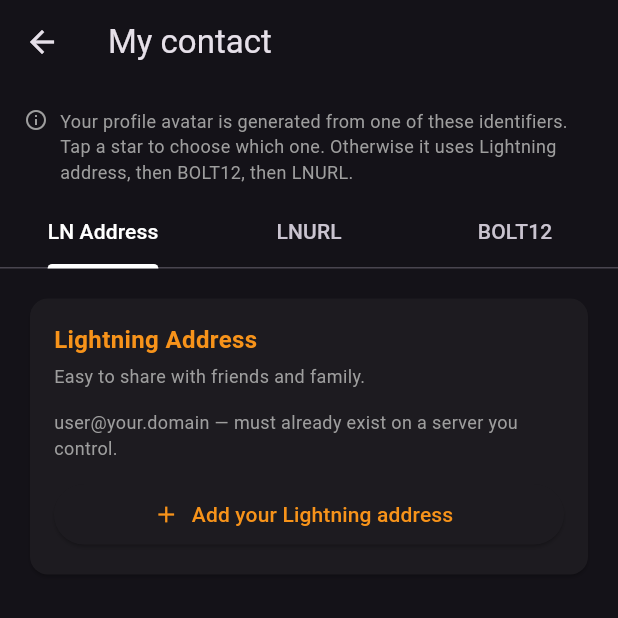
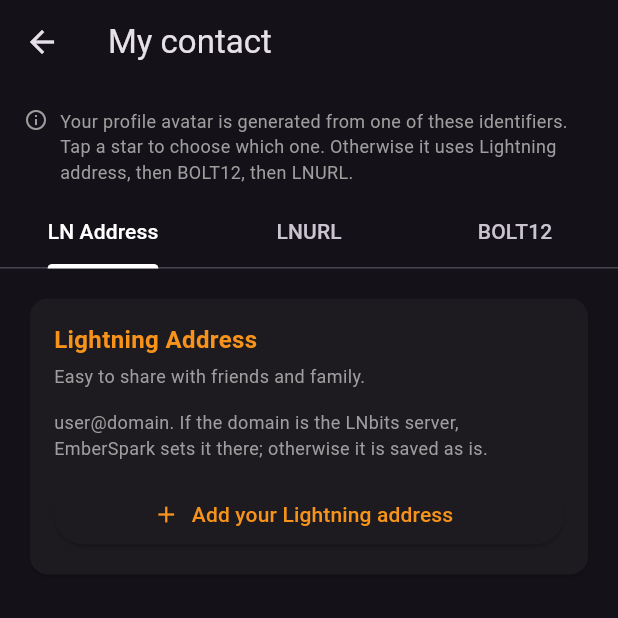
Before and after one commit to TrepnickKev/EmberSpark, a Flutter app: the MyContactScreen screen opened directly, on a phone screen of 412 x 824 dp, the top half of it. Run offline on Flutter 3.47's test engine with Material 3 defaults, Android fonts, the phone set to English and light mode, and no system bars; our stand-ins replace app_links, flutter_secure_storage, image_picker, local_auth, package_info_plus, qr_flutter and 1 more; missing offline and left inert: bech32, flutter_file_dialog, mobile_scanner, nfc_manager, pointycastle, random_avatar; accounts and stored records are empty; network calls fail.

Commit message:
➕Added Lightning Address support: adopt an existing LNURLp username on wallet setup, and change it on the server from My Contact ⭐Reworded the Lightning Address hint and dropped "your" from "LNbits server" app wide ⛔Fixed per-character text selection/editing in the My Contact edit field on Android

```diff
--- a/lib/l10n/app_de.arb
+++ b/lib/l10n/app_de.arb
@@ -241,7 +241,7 @@
   "error503": "LNbits ist vorübergehend nicht verfügbar.",
   "error520": "LNbits hat kein Lightning-Backend konfiguriert (VoidWallet). Verbinde einen Lightning-Node unter LNbits → Server → Funding.",
   "errorInsufficientFunds": "Nicht genug Sats in deiner Wallet für diese Zahlung.",
-  "errorLnurlInsecureCallback": "Dein LNbits-Server hat eine unsichere (http://) Callback-URL zurückgegeben. Wahrscheinlich steht LNbits hinter einem Reverse Proxy und kennt seine öffentliche HTTPS-Adresse nicht. Setze auf dem LNbits-Server LNBITS_BASE_URL=https://dein-host in der .env und starte ihn neu. Alternativ konfiguriere den Proxy so, dass X-Forwarded-Proto: https weitergereicht wird.",
+  "errorLnurlInsecureCallback": "Der LNbits-Server hat eine unsichere (http://) Callback-URL zurückgegeben. Wahrscheinlich steht LNbits hinter einem Reverse Proxy und kennt seine öffentliche HTTPS-Adresse nicht. Setze auf dem LNbits-Server LNBITS_BASE_URL=https://dein-host in der .env und starte ihn neu. Alternativ konfiguriere den Proxy so, dass X-Forwarded-Proto: https weitergereicht wird.",
   "errorServerGeneric": "Serverfehler ({code}).",
   "lnurlAuthErrorKeyInUse": "Dieser Authentifizierungsschlüssel wird bereits für diese Seite verwendet. Warte einen Moment und versuche es erneut oder lade den Login-QR neu.",
   "lnurlAuthErrorInvalidSignature": "Die Seite hat die Authentifizierungssignatur abgelehnt. Bitte erneut versuchen.",
@@ -260,7 +260,7 @@
   "myContactBolt12Section": "BOLT12-Angebot",
   "myContactAddLnAddress": "Lightning-Adresse hinzufügen",
   "myContactAddBolt12": "BOLT12-Angebot hinzufügen",
-  "myContactLnAddressHint": "user@deine.domain — muss bereits auf einem von dir kontrollierten Server existieren.",
+  "myContactLnAddressHint": "user@domain. Liegt die Domain auf dem LNbits-Server, legt EmberSpark sie dort an; sonst wird sie unverändert gespeichert.",
   "myContactBolt12Hint": "lno1… — füge das Angebot ein, das dein Lightning-Node erstellt hat.",
   "myContactInvalidLnAddress": "Keine gültige Lightning-Adresse.",
   "myContactInvalidBolt12": "Kein gültiges BOLT12-Angebot.",
@@ -270,11 +270,12 @@
   "myContactAutoGenerate": "Automatisch erstellen",
   "myContactLnurlpSection": "LNURL-Pay-Link",
   "myContactAddLnurlp": "LNURL-Pay-Link hinzufügen",
-  "myContactLnurlpHint": "lnurl1… — füge einen Link ein oder erstelle einen automatisch über deinen LNbits-Server.",
+  "myContactLnurlpHint": "lnurl1… — füge einen Link ein oder erstelle einen automatisch über den LNbits-Server.",
   "myContactInvalidLnurlp": "Kein gültiger LNURL-Pay-Link.",
   "myContactGenerating": "Wird erstellt …",
-  "myContactLnurlpExtensionMissing": "Auf deinem LNbits-Server ist die LNURL-Pay-Erweiterung nicht installiert.",
-  "myContactBolt12ExtensionMissing": "Auf deinem LNbits-Server ist keine BOLT12-Erweiterung installiert, oder dein Lightning-Node unterstützt BOLT12 nicht.",
+  "myContactLnurlpExtensionMissing": "Auf dem LNbits-Server ist die LNURL-Pay-Erweiterung nicht installiert.",
+  "myContactLnAddressServerUpdated": "Lightning-Adresse auf dem Server aktualisiert.",
+  "myContactBolt12ExtensionMissing": "Auf dem LNbits-Server ist keine BOLT12-Erweiterung installiert, oder dein Lightning-Node unterstützt BOLT12 nicht.",
   "myContactAvatarPriority": "Dein Profil-Avatar wird aus einer dieser Kennungen erzeugt. Tippe auf einen Stern, um auszuwählen, welche. Sonst gilt: Lightning-Adresse, dann BOLT12, dann LNURL.",
   "myContactSetDefault": "Als Standard-Identität festlegen",
   "myContactUnsetDefault": "Als Standard-Identität entfernen",
--- a/lib/l10n/app_en.arb
+++ b/lib/l10n/app_en.arb
@@ -268,7 +268,7 @@
   "error503": "LNbits is temporarily unavailable.",
   "error520": "LNbits has no Lightning backend configured (VoidWallet). Connect a Lightning node in LNbits → Server → Funding.",
   "errorInsufficientFunds": "Not enough sats in your wallet for this payment.",
-  "errorLnurlInsecureCallback": "Your LNbits server returned an insecure (http://) callback URL. This usually means LNbits sits behind a reverse proxy and doesn't know its public HTTPS address. On the LNbits host, set LNBITS_BASE_URL=https://your-host in .env and restart. Alternatively, configure the proxy to pass X-Forwarded-Proto: https.",
+  "errorLnurlInsecureCallback": "The LNbits server returned an insecure (http://) callback URL. This usually means LNbits sits behind a reverse proxy and doesn't know its public HTTPS address. On the LNbits host, set LNBITS_BASE_URL=https://your-host in .env and restart. Alternatively, configure the proxy to pass X-Forwarded-Proto: https.",
   "errorServerGeneric": "Server error ({code}).",
   "@errorServerGeneric": { "placeholders": { "code": { "type": "String" } } },
   "lnurlAuthErrorKeyInUse": "This authentication key is already in use for this site. Wait a moment and try again, or reload the login QR.",
@@ -289,7 +289,7 @@
   "myContactBolt12Section": "BOLT12 offer",
   "myContactAddLnAddress": "Add your Lightning address",
   "myContactAddBolt12": "Add your BOLT12 offer",
-  "myContactLnAddressHint": "user@your.domain — must already exist on a server you control.",
+  "myContactLnAddressHint": "user@domain. If the domain is the LNbits server, EmberSpark sets it there; otherwise it is saved as is.",
   "myContactBolt12Hint": "lno1… — paste the offer your Lightning node generated.",
   "myContactInvalidLnAddress": "Not a valid Lightning address.",
   "myContactInvalidBolt12": "Not a valid BOLT12 offer.",
@@ -299,10 +299,11 @@
   "myContactAutoGenerate": "Auto-generate",
   "myContactLnurlpSection": "LNURL-pay link",
   "myContactAddLnurlp": "Add your LNURL-pay link",
-  "myContactLnurlpHint": "lnurl1… — paste your link or auto-generate one from your LNbits server.",
+  "myContactLnurlpHint": "lnurl1… — paste your link or auto-generate one from the LNbits server.",
   "myContactInvalidLnurlp": "Not a valid LNURL-pay link.",
   "myContactGenerating": "Generating…",
   "myContactLnurlpExtensionMissing": "LNbits doesn't have the LNURL-pay extension installed.",
+  "myContactLnAddressServerUpdated": "Lightning Address updated on the server.",
   "myContactBolt12ExtensionMissing": "LNbits doesn't have a BOLT12 extension installed, or your Lightning node doesn't support BOLT12.",
   "myContactAvatarPriority": "Your profile avatar is generated from one of these identifiers. Tap a star to choose which one. Otherwise it uses Lightning address, then BOLT12, then LNURL.",
   "myContactSetDefault": "Set as default identity",
--- a/lib/l10n/app_localizations.dart
+++ b/lib/l10n/app_localizations.dart
@@ -1445,7 +1445,7 @@ abstract class AppLocalizations {
   /// No description provided for @errorLnurlInsecureCallback.
   ///
   /// In en, this message translates to:
-  /// **'Your LNbits server returned an insecure (http://) callback URL. This usually means LNbits sits behind a reverse proxy and doesn\'t know its public HTTPS address. On the LNbits host, set LNBITS_BASE_URL=https://your-host in .env and restart. Alternatively, configure the proxy to pass X-Forwarded-Proto: https.'**
+  /// **'The LNbits server returned an insecure (http://) callback URL. This usually means LNbits sits behind a reverse proxy and doesn\'t know its public HTTPS address. On the LNbits host, set LNBITS_BASE_URL=https://your-host in .env and restart. Alternatively, configure the proxy to pass X-Forwarded-Proto: https.'**
   String get errorLnurlInsecureCallback;
 
   /// No description provided for @errorServerGeneric.
@@ -1547,7 +1547,7 @@ abstract class AppLocalizations {
   /// No description provided for @myContactLnAddressHint.
   ///
   /// In en, this message translates to:
-  /// **'user@your.domain — must already exist on a server you control.'**
+  /// **'user@domain. If the domain is the LNbits server, EmberSpark sets it there; otherwise it is saved as is.'**
   String get myContactLnAddressHint;
 
   /// No description provided for @myContactBolt12Hint.
@@ -1607,7 +1607,7 @@ abstract class AppLocalizations {
   /// No description provided for @myContactLnurlpHint.
   ///
   /// In en, this message translates to:
-  /// **'lnurl1… — paste your link or auto-generate one from your LNbits server.'**
+  /// **'lnurl1… — paste your link or auto-generate one from the LNbits server.'**
   String get myContactLnurlpHint;
 
   /// No description provided for @myContactInvalidLnurlp.
@@ -1627,6 +1627,12 @@ abstract class AppLocalizations {
   /// In en, this message translates to:
   /// **'LNbits doesn\'t have the LNURL-pay extension installed.'**
   String get myContactLnurlpExtensionMissing;
+
+  /// No description provided for @myContactLnAddressServerUpdated.
+  ///
+  /// In en, this message translates to:
+  /// **'Lightning Address updated on the server.'**
+  String get myContactLnAddressServerUpdated;
 
   /// No description provided for @myContactBolt12ExtensionMissing.
   ///
--- a/lib/l10n/app_localizations_de.dart
+++ b/lib/l10n/app_localizations_de.dart
@@ -767,7 +767,7 @@ class AppLocalizationsDe extends AppLocalizations {
 
   @override
   String get errorLnurlInsecureCallback =>
-      'Dein LNbits-Server hat eine unsichere (http://) Callback-URL zurückgegeben. Wahrscheinlich steht LNbits hinter einem Reverse Proxy und kennt seine öffentliche HTTPS-Adresse nicht. Setze auf dem LNbits-Server LNBITS_BASE_URL=https://dein-host in der .env und starte ihn neu. Alternativ konfiguriere den Proxy so, dass X-Forwarded-Proto: https weitergereicht wird.';
+      'Der LNbits-Server hat eine unsichere (http://) Callback-URL zurückgegeben. Wahrscheinlich steht LNbits hinter einem Reverse Proxy und kennt seine öffentliche HTTPS-Adresse nicht. Setze auf dem LNbits-Server LNBITS_BASE_URL=https://dein-host in der .env und starte ihn neu. Alternativ konfiguriere den Proxy so, dass X-Forwarded-Proto: https weitergereicht wird.';
 
   @override
   String errorServerGeneric(String code) {
@@ -827,7 +827,7 @@ class AppLocalizationsDe extends AppLocalizations {
 
   @override
   String get myContactLnAddressHint =>
-      'user@deine.domain — muss bereits auf einem von dir kontrollierten Server existieren.';
+      'user@domain. Liegt die Domain auf dem LNbits-Server, legt EmberSpark sie dort an; sonst wird sie unverändert gespeichert.';
 
   @override
   String get myContactBolt12Hint =>
@@ -859,7 +859,7 @@ class AppLocalizationsDe extends AppLocalizations {
 
   @override
   String get myContactLnurlpHint =>
-      'lnurl1… — füge einen Link ein oder erstelle einen automatisch über deinen LNbits-Server.';
+      'lnurl1… — füge einen Link ein oder erstelle einen automatisch über den LNbits-Server.';
 
   @override
   String get myContactInvalidLnurlp => 'Kein gültiger LNURL-Pay-Link.';
@@ -869,11 +869,15 @@ class AppLocalizationsDe extends AppLocalizations {
 
   @override
   String get myContactLnurlpExtensionMissing =>
-      'Auf deinem LNbits-Server ist die LNURL-Pay-Erweiterung nicht installiert.';
+      'Auf dem LNbits-Server ist die LNURL-Pay-Erweiterung nicht installiert.';
+
+  @override
+  String get myContactLnAddressServerUpdated =>
+      'Lightning-Adresse auf dem Server aktualisiert.';
 
   @override
   String get myContactBolt12ExtensionMissing =>
-      'Auf deinem LNbits-Server ist keine BOLT12-Erweiterung installiert, oder dein Lightning-Node unterstützt BOLT12 nicht.';
+      'Auf dem LNbits-Server ist keine BOLT12-Erweiterung installiert, oder dein Lightning-Node unterstützt BOLT12 nicht.';
 
   @override
   String get myContactAvatarPriority =>
--- a/lib/l10n/app_localizations_en.dart
+++ b/lib/l10n/app_localizations_en.dart
@@ -759,7 +759,7 @@ class AppLocalizationsEn extends AppLocalizations {
 
   @override
   String get errorLnurlInsecureCallback =>
-      'Your LNbits server returned an insecure (http://) callback URL. This usually means LNbits sits behind a reverse proxy and doesn\'t know its public HTTPS address. On the LNbits host, set LNBITS_BASE_URL=https://your-host in .env and restart. Alternatively, configure the proxy to pass X-Forwarded-Proto: https.';
+      'The LNbits server returned an insecure (http://) callback URL. This usually means LNbits sits behind a reverse proxy and doesn\'t know its public HTTPS address. On the LNbits host, set LNBITS_BASE_URL=https://your-host in .env and restart. Alternatively, configure the proxy to pass X-Forwarded-Proto: https.';
 
   @override
   String errorServerGeneric(String code) {
@@ -819,7 +819,7 @@ class AppLocalizationsEn extends AppLocalizations {
 
   @override
   String get myContactLnAddressHint =>
-      'user@your.domain — must already exist on a server you control.';
+      'user@domain. If the domain is the LNbits server, EmberSpark sets it there; otherwise it is saved as is.';
 
   @override
   String get myContactBolt12Hint =>
@@ -851,7 +851,7 @@ class AppLocalizationsEn extends AppLocalizations {
 
   @override
   String get myContactLnurlpHint =>
-      'lnurl1… — paste your link or auto-generate one from your LNbits server.';
+      'lnurl1… — paste your link or auto-generate one from the LNbits server.';
 
   @override
   String get myContactInvalidLnurlp => 'Not a valid LNURL-pay link.';
@@ -862,6 +862,10 @@ class AppLocalizationsEn extends AppLocalizations {
   @override
   String get myContactLnurlpExtensionMissing =>
       'LNbits doesn\'t have the LNURL-pay extension installed.';
+
+  @override
+  String get myContactLnAddressServerUpdated =>
+      'Lightning Address updated on the server.';
 
   @override
   String get myContactBolt12ExtensionMissing =>
```
Also changed, not shown: lib/screens/login_screen.dart (+29 -0 lines), lib/screens/my_contact_screen.dart (+52 -2 lines), lib/services/lnbits_service.dart (+66 -0 lines).
